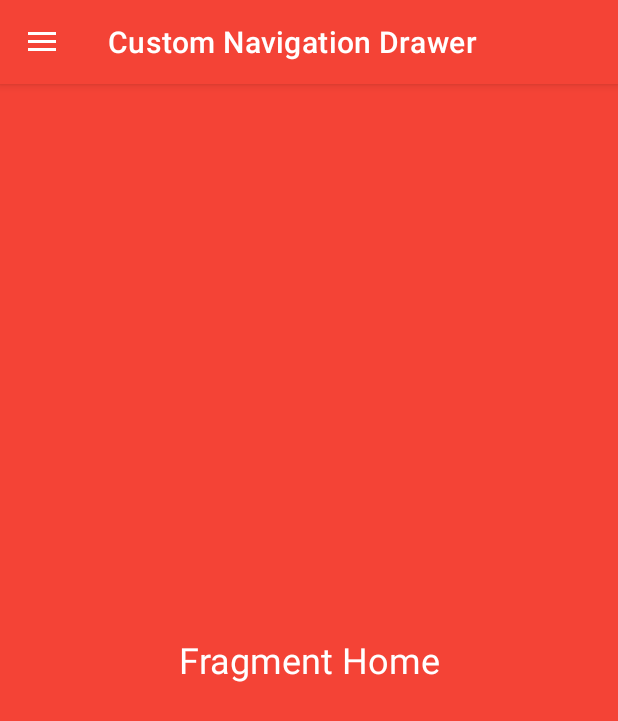
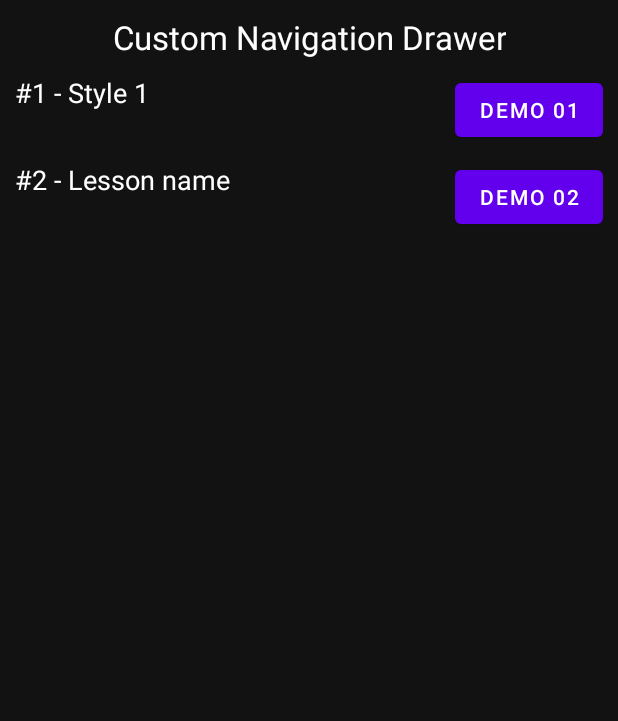
Before and after one commit to thong20/android_java, an Android app: the screen it shows after launch (MainActivity), on a phone screen of 412 x 824 dp. Shown: the top 721 px of the screen. Run offline under Robolectric (Android 15) with nearby library versions, the phone set to English and light mode, and no system bars.

Commit message:
clean up

```diff
--- a/app/src/main/AndroidManifest.xml
+++ b/app/src/main/AndroidManifest.xml
@@ -9,6 +9,7 @@
         android:roundIcon="@mipmap/ic_launcher_round"
         android:supportsRtl="true"
         android:theme="@style/Theme.CustomNavigationDrawer">
+        <activity android:name=".Demo01.MainDemo01"></activity>
         <activity android:name=".MainActivity">
             <intent-filter>
                 <action android:name="android.intent.action.MAIN" />
--- a/app/src/main/java/com/example/customnavigationdrawer/Fragment/FragmentHistory.java
+++ b/app/src/main/java/com/example/customnavigationdrawer/Demo01/Fragment/FragmentFavorite.java
@@ -1,4 +1,4 @@
-package com.example.customnavigationdrawer.Fragment;
+package com.example.customnavigationdrawer.Demo01.Fragment;
 
 import android.os.Bundle;
 import android.view.LayoutInflater;
@@ -11,12 +11,12 @@ import androidx.fragment.app.Fragment;
 
 import com.example.customnavigationdrawer.R;
 
-public class FragmentHistory extends Fragment {
+public class FragmentFavorite extends Fragment {
 
     @Nullable
     @Override
     public View onCreateView(@NonNull LayoutInflater inflater, @Nullable ViewGroup container, @Nullable Bundle savedInstanceState) {
-        View v = inflater.inflate(R.layout.fragment_history, container, false);
+        View v = inflater.inflate(R.layout.fragment_demo01_favorite, container, false);
 
         // MAPPING ELEMENT HERE
 
--- a/app/src/main/java/com/example/customnavigationdrawer/Fragment/FragmentFavorite.java
+++ b/app/src/main/java/com/example/customnavigationdrawer/Demo01/Fragment/FragmentHistory.java
@@ -1,4 +1,4 @@
-package com.example.customnavigationdrawer.Fragment;
+package com.example.customnavigationdrawer.Demo01.Fragment;
 
 import android.os.Bundle;
 import android.view.LayoutInflater;
@@ -11,12 +11,12 @@ import androidx.fragment.app.Fragment;
 
 import com.example.customnavigationdrawer.R;
 
-public class FragmentFavorite extends Fragment {
+public class FragmentHistory extends Fragment {
 
     @Nullable
     @Override
     public View onCreateView(@NonNull LayoutInflater inflater, @Nullable ViewGroup container, @Nullable Bundle savedInstanceState) {
-        View v = inflater.inflate(R.layout.fragment_favorite, container, false);
+        View v = inflater.inflate(R.layout.fragment_demo01_history, container, false);
 
         // MAPPING ELEMENT HERE
 
--- a/app/src/main/java/com/example/customnavigationdrawer/Fragment/FragmentHome.java
+++ b/app/src/main/java/com/example/customnavigationdrawer/Demo01/Fragment/FragmentHome.java
@@ -1,4 +1,4 @@
-package com.example.customnavigationdrawer.Fragment;
+package com.example.customnavigationdrawer.Demo01.Fragment;
 
 import android.os.Bundle;
 
@@ -15,7 +15,7 @@ public class FragmentHome extends Fragment {
     @Override
     public View onCreateView(LayoutInflater inflater, ViewGroup container,
                              Bundle savedInstanceState) {
-        View v = inflater.inflate(R.layout.fragment_home, container, false);
+        View v = inflater.inflate(R.layout.fragment_demo01_home, container, false);
 
         // MAPPING ELEMENT HERE
 
--- a/app/src/main/java/com/example/customnavigationdrawer/MainActivity.java
+++ b/app/src/main/java/com/example/customnavigationdrawer/MainActivity.java
@@ -9,139 +9,42 @@ import androidx.drawerlayout.widget.DrawerLayout;
 import androidx.fragment.app.Fragment;
 import androidx.fragment.app.FragmentTransaction;
 
+import android.content.Intent;
 import android.os.Bundle;
 import android.util.Log;
 import android.view.MenuItem;
+import android.view.View;
+import android.widget.ImageView;
+import android.widget.TextView;
 import android.widget.Toast;
 
-import com.example.customnavigationdrawer.Fragment.FragmentFavorite;
-import com.example.customnavigationdrawer.Fragment.FragmentHistory;
-import com.example.customnavigationdrawer.Fragment.FragmentHome;
+import com.example.customnavigationdrawer.Demo01.Fragment.FragmentFavorite;
+import com.example.customnavigationdrawer.Demo01.Fragment.FragmentHistory;
+import com.example.customnavigationdrawer.Demo01.Fragment.FragmentHome;
+import com.example.customnavigationdrawer.Demo01.MainDemo01;
+import com.example.customnavigationdrawer.databinding.ActivityMainBinding;
 import com.google.android.material.navigation.NavigationView;
 
-public class MainActivity extends AppCompatActivity implements NavigationView.OnNavigationItemSelectedListener {
+public class MainActivity extends AppCompatActivity implements View.OnClickListener {
 
-    private final int FRAGMENT_HOME = 0;
-    private final int FRAGMENT_FAVORITE = 1;
-    private final int FRAGMENT_HISTORY = 2;
-    private int currentFragment = FRAGMENT_HOME;
-
-    private DrawerLayout mDrawerLayout;
+    ActivityMainBinding binding;
 
     @Override
     protected void onCreate(Bundle savedInstanceState) {
         super.onCreate(savedInstanceState);
-        setContentView(R.layout.activity_main);
+        binding = ActivityMainBinding.inflate(getLayoutInflater());
+        setContentView(binding.getRoot());
 
-
-
-        // THÊM ACTION BAR
-        // Chú ý: Toolbar này là của package androidx.*
-        Toolbar toolbar = findViewById(R.id.toolbar);
-        setSupportActionBar(toolbar);
-
-        mDrawerLayout = findViewById(R.id.drawer_layout);
-        ActionBarDrawerToggle toggle = new ActionBarDrawerToggle(
-                this,
-                mDrawerLayout,
-                toolbar,
-                R.string.navigation_drawer_open,
-                R.string.navigation_drawer_close
-            );
-        mDrawerLayout.addDrawerListener(toggle);
-        toggle.syncState();
-
-        // HANDLE onClick ITEM NavigationDrawer
-        NavigationView navigationView = findViewById(R.id.navigation_view);
-        navigationView.setNavigationItemSelectedListener(this);
-
-
-        replaceFragment(new FragmentHome());
-        // Đánh dấu item Home trong Drawer
-        navigationView.getMenu().findItem(R.id.nav_home).setChecked(true);
-
+        binding.btn01.setOnClickListener(this);
+        binding.btn02.setOnClickListener(this);
     }
 
     @Override
-    public boolean onNavigationItemSelected(@NonNull MenuItem item) {
+    public void onClick(View v) {
+        switch (v.getId()){
+            case R.id.btn_01: startActivity(new Intent(MainActivity.this, MainDemo01.class)); break;
+//            case R.id.btn_02: startActivity(new Intent(MainActivity.this, MainDemo02.class)); break;
 
-        int id = item.getItemId();
-        switch (id){
-            case R.id.nav_home:
-                if(currentFragment != FRAGMENT_HOME){
-                    replaceFragment(new FragmentHome());
-                    currentFragment = FRAGMENT_HOME;
-                }
-                break;
-
-            case R.id.nav_favorite:
-                if(currentFragment != FRAGMENT_FAVORITE){
-                    replaceFragment(new FragmentFavorite());
-                    currentFragment = FRAGMENT_FAVORITE;
-                }
-                break;
-
-            case R.id.nav_history:
-                if(currentFragment != FRAGMENT_HISTORY){
-                    replaceFragment(new FragmentHistory());
-                    currentFragment = FRAGMENT_HISTORY;
-                }
-                break;
-
-            case R.id.nav_my_profile:
-                Logd("profile profile");
-                break;
-
-            case R.id.nav_change_password:
-                Logd("password password");
-                break;
-        }
-
-        // CLOSE DRAWER AFTER ONCLICK
-        mDrawerLayout.closeDrawer(GravityCompat.START);
-
-        return true;
-
-    }
-
-    // XỬ LÝ KHI NHẤN PHÍM CỨNG "BACK"
-    // Vì nếu không xử lý thì khi app đang open Drawer
-    // mà người dùng nhấn phím cứng "Back" thì app sẽ thoát thay
-    // vì phải đóng Drawer lại
-    @Override
-    public void onBackPressed() {
-
-        if(mDrawerLayout.isDrawerOpen(GravityCompat.START)){
-            // Đóng Drawer
-            mDrawerLayout.closeDrawer(GravityCompat.START);
-        }else{
-            // Thoát app
-            super.onBackPressed();
         }
     }
-
-    private void replaceFragment(Fragment fragment){
-        FragmentTransaction transaction = getSupportFragmentManager().beginTransaction();
-        transaction.replace(R.id.content_frame, fragment);
-        transaction.commit();
-    }
-
-
-
-    // ====================================================================
-    public void Logd(String str){
-        Log.d("Log.d", "=== MainActivity.java ==============================\n" + str);
-    }
-    public void Logdln(String str, int n){
-        Log.d("Log.d", "=== MainActivity.java - line: " + n + " ==============================\n" + str);
-    }
-    public static void LogdStatic(String str){
-        Log.d("Log.d", "=== MainActivity.java ==============================\n" + str);
-    }
-    public static void LogdlnStatic(String str, int n){
-        Log.d("Log.d", "=== MainActivity.java - line: " + n + " ==============================\n" + str);
-    }
-    public void showToast(String str){
-        Toast.makeText(getApplicationContext(), str, Toast.LENGTH_LONG).show();
-    }
 }
--- a/app/src/main/res/layout/activity_main.xml
+++ b/app/src/main/res/layout/activity_main.xml
@@ -1,53 +1,87 @@
 <?xml version="1.0" encoding="utf-8"?>
-<androidx.drawerlayout.widget.DrawerLayout
+<LinearLayout
     xmlns:android="http://schemas.android.com/apk/res/android"
     xmlns:app="http://schemas.android.com/apk/res-auto"
     xmlns:tools="http://schemas.android.com/tools"
     android:layout_width="match_parent"
     android:layout_height="match_parent"
-    tools:context=".MainActivity"
-    android:id="@+id/drawer_layout"
+    android:orientation="vertical"
+    android:gravity="center_horizontal"
+    android:padding="10dp"
+    android:background="#121212">
 
-    tools:openDrawer="start">
-    <!-- openDrawer required -->
-    <LinearLayout
+    <TextView
+        android:layout_width="wrap_content"
+        android:layout_height="wrap_content"
+        android:text="Custom Navigation Drawer"
+        android:textColor="@color/white"
+        android:textSize="22sp"
+        android:gravity="center_horizontal"
+        />
+    <RelativeLayout
         android:layout_width="match_parent"
-        android:layout_height="match_parent"
-        android:orientation="vertical">
-
-        <com.google.android.material.appbar.AppBarLayout
+        android:layout_height="wrap_content"
+        android:layout_marginTop="10dp">
+        <LinearLayout
             android:layout_width="match_parent"
             android:layout_height="wrap_content"
-            android:theme="@style/ThemeOverlay.AppCompat.Dark.ActionBar">
+            android:orientation="horizontal"
+            android:layout_toLeftOf="@id/btn_01">
+            <TextView
+                android:layout_width="wrap_content"
+                android:layout_height="wrap_content"
+                android:text="#1 - "
+                android:textColor="@color/white"
+                android:textSize="18sp" />
 
-            <androidx.appcompat.widget.Toolbar
-                android:id="@+id/toolbar"
-                android:layout_width="match_parent"
-                android:layout_height="?attr/actionBarSize"
-                android:background="@color/red500"
-                app:popupTheme="@style/Theme.AppCompat.Light"
+            <TextView
+                android:layout_width="wrap_content"
+                android:layout_height="wrap_content"
+                android:text="Style 1"
+                android:textColor="@color/white"
+                android:textSize="18sp"
                 />
-        </com.google.android.material.appbar.AppBarLayout>
+        </LinearLayout>
+        <Button
+            android:id="@+id/btn_01"
+            android:layout_width="wrap_content"
+            android:layout_height="wrap_content"
+            android:text="Demo 01"
+            android:layout_alignParentRight="true"
+            />
+    </RelativeLayout>
 
-        <FrameLayout
-            android:id="@+id/content_frame"
+    <RelativeLayout
+        android:layout_width="match_parent"
+        android:layout_height="wrap_content"
+        android:layout_marginTop="10dp">
+        <LinearLayout
             android:layout_width="match_parent"
-            android:layout_height="match_parent"/>
+            android:layout_height="wrap_content"
+            android:orientation="horizontal"
+            android:layout_toLeftOf="@id/btn_02">
+            <TextView
+                android:layout_width="wrap_content"
+                android:layout_height="wrap_content"
+                android:text="#2 - "
+                android:textColor="@color/white"
+                android:textSize="18sp" />
 
-    </LinearLayout>
+            <TextView
+                android:layout_width="wrap_content"
+                android:layout_height="wrap_content"
+                android:text="Lesson name"
+                android:textColor="@color/white"
+                android:textSize="18sp"
+                />
+        </LinearLayout>
+        <Button
+            android:id="@+id/btn_02"
+            android:layout_width="wrap_content"
+            android:layout_height="wrap_content"
+            android:text="Demo 02"
+            android:layout_alignParentRight="true"
+            />
 
-    <com.google.android.material.navigation.NavigationView
-        android:id="@+id/navigation_view"
-        android:layout_width="wrap_content"
-        android:layout_height="match_parent"
-
-        app:headerLayout="@layout/layout_header_nav"
-        app:menu="@menu/menu_nav"
-        android:layout_gravity="start"
-        />
-        <!--
-            layout_gravity="start" sẽ thu gọn lại Drawer
-            dẫn đến, chiều rộng không chiếm toàn bộ parent
-         -->
-
-</androidx.drawerlayout.widget.DrawerLayout>
+    </RelativeLayout>
+</LinearLayout>
--- a/app/src/main/res/layout/fragment_favorite.xml
+++ b/app/src/main/res/layout/fragment_demo01_favorite.xml
@@ -4,7 +4,7 @@
     android:layout_width="match_parent"
     android:layout_height="match_parent"
     android:background="@color/green500"
-    tools:context=".Fragment.FragmentHome">
+    tools:context=".Demo01.Fragment.FragmentHome">
 
     <!-- TODO: Update blank fragment layout -->
     <TextView
--- a/app/src/main/res/layout/fragment_history.xml
+++ b/app/src/main/res/layout/fragment_demo01_history.xml
@@ -4,7 +4,7 @@
     android:layout_width="match_parent"
     android:layout_height="match_parent"
     android:background="@color/blue500"
-    tools:context=".Fragment.FragmentHome">
+    tools:context=".Demo01.Fragment.FragmentHome">
 
     <!-- TODO: Update blank fragment layout -->
     <TextView
--- a/app/src/main/res/layout/fragment_home.xml
+++ b/app/src/main/res/layout/fragment_demo01_home.xml
@@ -4,7 +4,7 @@
     android:layout_width="match_parent"
     android:layout_height="match_parent"
     android:background="@color/red500"
-    tools:context=".Fragment.FragmentHome">
+    tools:context=".Demo01.Fragment.FragmentHome">
 
     <!-- TODO: Update blank fragment layout -->
     <TextView
--- a/app/src/main/res/layout/layout_header_nav.xml
+++ b/app/src/main/res/layout/layout_demo01_header_nav.xml
@@ -8,11 +8,13 @@
     android:gravity="bottom">
 
     <ImageView
+        android:id="@+id/header_iv_avatar"
         android:layout_width="80dp"
         android:layout_height="80dp"
         android:src="@mipmap/ic_launcher"/>
 
     <TextView
+        android:id="@+id/header_tv_name"
         android:layout_width="wrap_content"
         android:layout_height="wrap_content"
         android:text="thong20"
@@ -22,6 +24,7 @@
         android:layout_marginTop="10dp"/>
 
     <TextView
+        android:id="@+id/header_tv_email"
         android:layout_width="wrap_content"
         android:layout_height="wrap_content"
         android:text="thong20@lagi.com"
```
Also changed, not shown: app/build.gradle (+10 -0 lines), app/src/main/java/com/example/customnavigationdrawer/Demo01/MainDemo01.java (added, +153 -0 lines), app/src/main/res/layout/activity_main_demo01.xml (added, +53 -0 lines).
